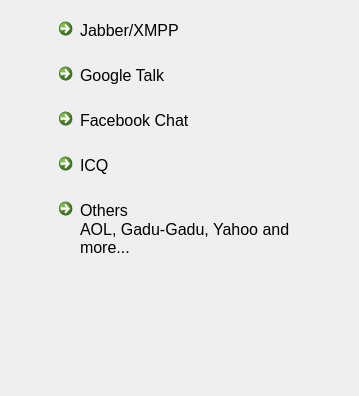
First picture: the form in src/KCMTelepathyAccounts/simple-profile-select-widget.ui, repository dci-debian-kde-applications/ktp-accounts-kcm, before the edit.
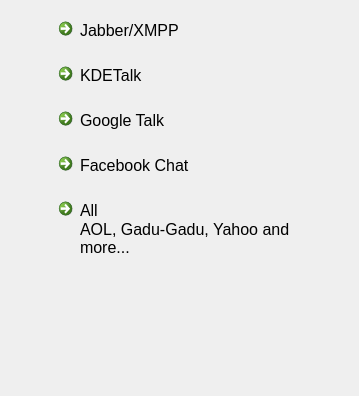
Second picture: the form after the edit. Icons and pictures are not drawn.

What changed in the file:
```diff
--- a/src/KCMTelepathyAccounts/simple-profile-select-widget.ui
+++ b/src/KCMTelepathyAccounts/simple-profile-select-widget.ui
@@ -66,6 +66,28 @@
        </property>
       </widget>
      </item>
+     <item>
+      <widget class="QCommandLinkButton" name="buttonKDETalk">
+       <property name="sizePolicy">
+        <sizepolicy hsizetype="Expanding" vsizetype="Minimum">
+         <horstretch>0</horstretch>
+         <verstretch>0</verstretch>
+        </sizepolicy>
+       </property>
+       <property name="text">
+        <string>KDETalk</string>
+       </property>
+       <property name="icon">
+        <iconset theme="kde"/>
+       </property>
+       <property name="iconSize">
+        <size>
+         <width>32</width>
+         <height>32</height>
+        </size>
+       </property>
+      </widget>
+     </item>
      <item>
       <widget class="QCommandLinkButton" name="buttonGTalk">
        <property name="sizePolicy">
@@ -114,30 +136,6 @@
        </property>
       </widget>
      </item>
-     <item>
-      <widget class="QCommandLinkButton" name="buttonIcq">
-       <property name="sizePolicy">
-        <sizepolicy hsizetype="Expanding" vsizetype="Minimum">
-         <horstretch>0</horstretch>
-         <verstretch>0</verstretch>
-        </sizepolicy>
-       </property>
-       <property name="text">
-        <string>ICQ</string>
-       </property>
-       <property name="icon">
-        <iconset theme="im-icq">
-         <normaloff/>
-        </iconset>
-       </property>
-       <property name="iconSize">
-        <size>
-         <width>32</width>
-         <height>32</height>
-        </size>
-       </property>
-      </widget>
-     </item>
      <item>
       <widget class="QCommandLinkButton" name="buttonOthers">
        <property name="sizePolicy">
@@ -147,7 +145,7 @@
         </sizepolicy>
        </property>
        <property name="text">
-        <string>Others</string>
+        <string>All</string>
        </property>
        <property name="icon">
         <iconset theme="go-next">
```
